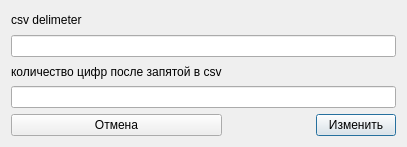
Qt form ui/edit_settings_dialog.ui (LeonidDubrovin/h5_visualizer) before a commit.
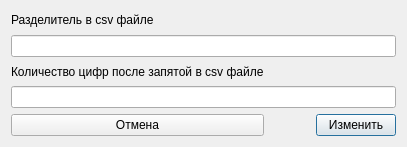
The same form after that commit.

Diff of the .ui file:
```diff
--- a/ui/edit_settings_dialog.ui
+++ b/ui/edit_settings_dialog.ui
@@ -17,14 +17,14 @@
    <item row="0" column="0">
     <widget class="QLabel" name="label_2">
      <property name="text">
-      <string>csv delimeter</string>
+      <string>Разделитель в csv файле</string>
      </property>
     </widget>
    </item>
    <item row="2" column="0">
     <widget class="QLabel" name="label">
      <property name="text">
-      <string>количество цифр после запятой в csv</string>
+      <string>Количество цифр после запятой в csv файле</string>
      </property>
     </widget>
    </item>
```
